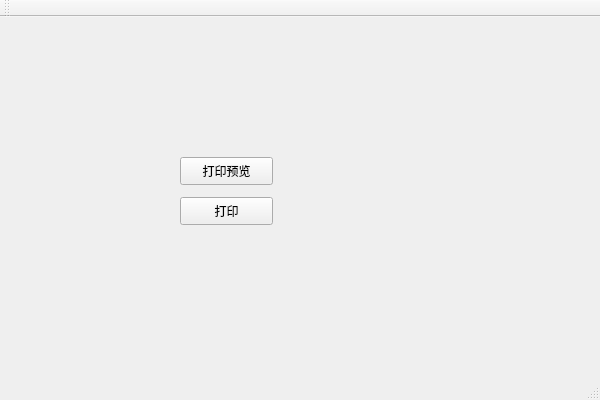
This is PRT/PRT.ui in DR-Pharm/QPrinter as Qt 5 draws it before an edit. The edited form follows.
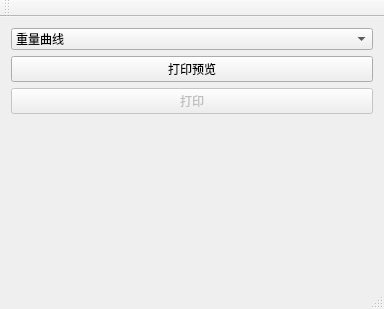
This is the edited form.

Diff of the .ui file:
```diff
--- a/PRT/PRT.ui
+++ b/PRT/PRT.ui
@@ -6,56 +6,63 @@
    <rect>
     <x>0</x>
     <y>0</y>
-    <width>600</width>
-    <height>400</height>
+    <width>384</width>
+    <height>309</height>
    </rect>
   </property>
   <property name="windowTitle">
    <string>PRT</string>
   </property>
   <widget class="QWidget" name="centralWidget">
-   <widget class="QLabel" name="lb_PrinterName">
-    <property name="geometry">
-     <rect>
-      <x>160</x>
-      <y>40</y>
-      <width>431</width>
-      <height>41</height>
-     </rect>
-    </property>
+   <layout class="QVBoxLayout" name="verticalLayout">
+    <item>
+     <widget class="QComboBox" name="cB_Mode">
+      <property name="styleSheet">
+       <string notr="true">font: 36pt &quot;迷你简菱心&quot;;</string>
+      </property>
+      <item>
     <property name="text">
-     <string/>
-    </property>
-   </widget>
+        <string>重量曲线</string>
+       </property>
+      </item>
+      <item>
+       <property name="text">
+        <string>平均重量</string>
+       </property>
+      </item>
+     </widget>
+    </item>
+    <item>
    <widget class="QPushButton" name="pB_Print">
-    <property name="geometry">
-     <rect>
-      <x>180</x>
-      <y>140</y>
-      <width>93</width>
-      <height>28</height>
-     </rect>
+      <property name="styleSheet">
+       <string notr="true">font: 36pt &quot;迷你简菱心&quot;;</string>
     </property>
     <property name="text">
      <string>打印预览</string>
     </property>
    </widget>
+    </item>
+    <item>
    <widget class="QPushButton" name="pB_PrintDirect">
     <property name="enabled">
-     <bool>true</bool>
-    </property>
-    <property name="geometry">
-     <rect>
-      <x>180</x>
-      <y>180</y>
-      <width>93</width>
-      <height>28</height>
-     </rect>
+       <bool>false</bool>
+      </property>
+      <property name="styleSheet">
+       <string notr="true">font: 36pt &quot;迷你简菱心&quot;;</string>
     </property>
     <property name="text">
      <string>打印</string>
     </property>
    </widget>
+    </item>
+    <item>
+     <widget class="QLabel" name="lb_PrinterName">
+      <property name="text">
+       <string/>
+      </property>
+     </widget>
+    </item>
+   </layout>
   </widget>
   <widget class="QMenuBar" name="menuBar">
    <property name="geometry">
```
Left out of the diff: 4 changed lines with no effect on the pictures. Lines whose indentation alone changed are shown as unchanged.
